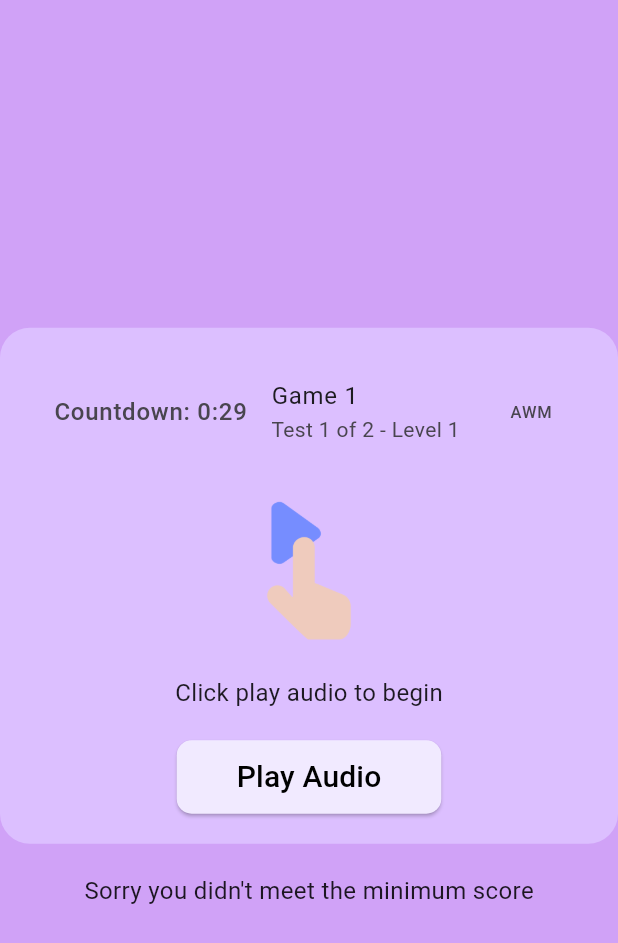
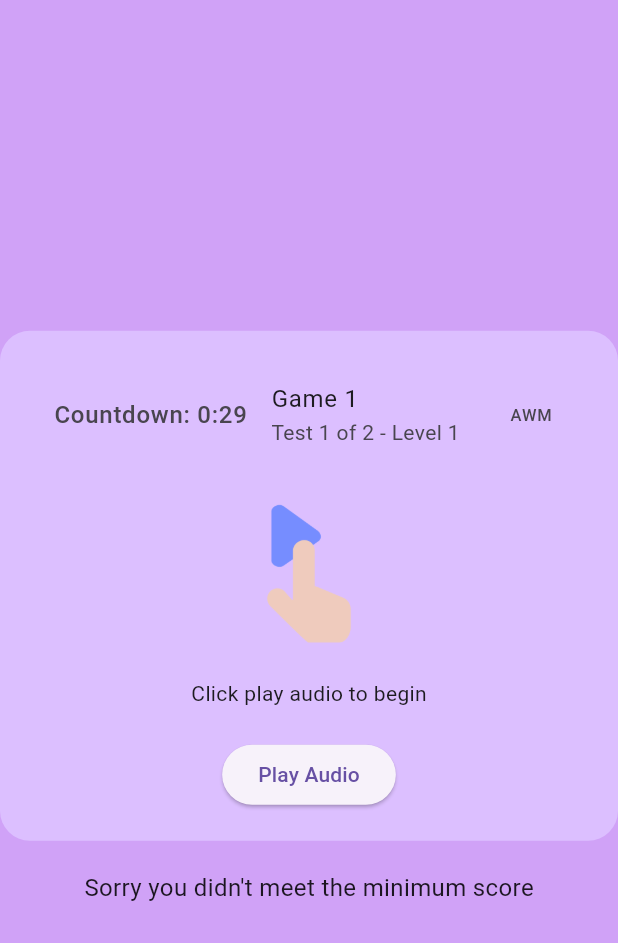
Before and after one commit to MohamedAlyMatar/Kids_App, a Flutter app: the GameOneTest screen opened by its route, on a phone screen of 412 x 824 dp. Shown: the top 943 px of the screen. Run offline on Flutter 3.47's test engine with Material 3 defaults, Android fonts, the phone set to English and light mode, and no system bars; our stand-ins replace audioplayers, bloc, equatable, flutter_bloc.

Commit message:
created a seperate widget class  for the audio player

```diff
--- a/lib/src/features/Game_One/presentation/pages/game_one_test.dart
+++ b/lib/src/features/Game_One/presentation/pages/game_one_test.dart
@@ -6,6 +6,7 @@ import 'package:kids_app/src/core/utils/assets_manager.dart';
 import 'package:kids_app/src/core/widgets/button1.dart';
 import 'package:kids_app/src/core/widgets/textDesc.dart';
 import 'package:kids_app/src/core/widgets/tileHeading.dart';
+import 'package:kids_app/src/features/Game_One/presentation/widgets/audio_player.dart';
 import 'package:kids_app/src/features/Game_One/presentation/widgets/timer.dart';
 
 class GameOneTest extends StatefulWidget {
@@ -15,11 +16,9 @@ class GameOneTest extends StatefulWidget {
 
 class _GameOneTestState extends State<GameOneTest> {
   int currentTest = 1;
-  int currentLevel = 1; // Track the current level
+  int currentLevel = 1;
   String resultMessage = "";
-  bool isAudioPlaying = false;
   bool showPictures = false;
-  late AudioPlayer audioPlayer;
   List<int> selectedPictureIndices = [];
   bool isAnswerSubmitted = false;
   List<int> correctAnswers = [0];
@@ -36,47 +35,11 @@ class _GameOneTestState extends State<GameOneTest> {
     ImgAssets.mango2,
   ];
 
-  @override
-  void initState() {
-    print(correctAnswers.length);
-    super.initState();
-    audioPlayer = AudioPlayer();
-    audioPlayer.setSourceAsset('assets/audios/mango.mp3');
-  }
-
-  @override
-  void dispose() {
-    audioPlayer.dispose();
-    super.dispose();
-  }
-
-  void playAudio() async {
+  void onAudioComplete() {
     setState(() {
-      isAudioPlaying = true;
-      resultMessage = "Audio is playing, listen carefully...";
-      showPictures = false;
-      selectedPictureIndices.clear();
-      isAnswerSubmitted = false;
+      showPictures = true;
+      resultMessage = "Choose the correct images.";
     });
-
-    try {
-      await audioPlayer.play(AssetSource('audios/mango.mp3'));
-
-      audioPlayer.onPlayerComplete.listen((_) {
-        if (mounted) {
-          setState(() {
-            isAudioPlaying = false;
-            showPictures = true;
-            resultMessage = "Choose the correct images.";
-          });
-        }
-      });
-    } catch (e) {
-      setState(() {
-        isAudioPlaying = false;
-        resultMessage = "Error playing audio: $e";
-      });
-    }
   }
 
   void selectPicture(int index) {
@@ -127,11 +90,8 @@ class _GameOneTestState extends State<GameOneTest> {
       isAnswerSubmitted = false;
       userAnswers.clear();
 
-      // Increase the number of picture choices based on the level
       correctAnswers = List.generate(currentLevel + 1, (index) => index);
     });
-
-    // Navigator.pushNamed(context, Routes.gameOneTest);
   }
 
   bool checkAnswer() {
@@ -139,7 +99,6 @@ class _GameOneTestState extends State<GameOneTest> {
   }
 
   void onTimerEnd() {
-    // Handle what happens when the timer ends
     print("Timer has ended!");
   }
 
@@ -161,7 +120,7 @@ class _GameOneTestState extends State<GameOneTest> {
                 children: [
                   ListTile(
                     leading: CountdownTimer(
-                      initialTime: 30, // 30 seconds countdown
+                      initialTime: 30,
                       onTimerEnd: onTimerEnd,
                     ),
                     title: Text("Game 1"),
@@ -170,41 +129,21 @@ class _GameOneTestState extends State<GameOneTest> {
                     trailing: Text("AWM"),
                   ),
                   const SizedBox(height: 20),
-                  if (!isAudioPlaying && !showPictures) ...[
-                    Image.asset(
-                      ImgAssets.play,
-                      width: 100,
+                  if (!showPictures)
+                    AudioPlayerWidget(
+                      audioPath: 'audios/mango.mp3',
+                      onAudioComplete: onAudioComplete,
                     ),
-                    const SizedBox(height: 20),
-                    TextDesc(textDesc: "Click play audio to begin"),
-                    const SizedBox(height: 20),
-                    Button1(textButton: "Play Audio", onPressed: playAudio),
-                  ] else if (isAudioPlaying) ...[
-                    Image.asset(
-                      ImgAssets.listen,
-                      width: 100,
-                    ),
-                    const SizedBox(height: 20),
-                    const Text(
-                      "Audio is playing, listen carefully...",
-                      style: TextStyle(
-                        fontSize: 20,
-                        fontWeight: FontWeight.bold,
-                        color: Colors.red,
-                      ),
-                    ),
-                  ],
                   if (showPictures) ...[
                     GridView.builder(
                       gridDelegate:
                           const SliverGridDelegateWithFixedCrossAxisCount(
-                        crossAxisCount: 3, // Number of columns in the grid
-                        mainAxisSpacing: 10, // Spacing between rows
-                        crossAxisSpacing: 10, // Spacing between columns
-                        childAspectRatio: 3, // Aspect ratio for each grid item
+                        crossAxisCount: 3,
+                        mainAxisSpacing: 10,
+                        crossAxisSpacing: 10,
+                        childAspectRatio: 3,
                       ),
-                      itemCount:
-                          imageLength, // Use the length of the images list
+                      itemCount: imageLength,
                       shrinkWrap: true,
                       itemBuilder: (context, index) {
                         return InkWell(
@@ -224,7 +163,7 @@ class _GameOneTestState extends State<GameOneTest> {
                               borderRadius: BorderRadius.circular(10),
                             ),
                             child: Image.asset(
-                              images[index], // Use the image from the list
+                              images[index],
                               width: 50,
                             ),
                           ),
@@ -244,14 +183,14 @@ class _GameOneTestState extends State<GameOneTest> {
               ),
             ),
             const SizedBox(height: 20),
-            if (!isAudioPlaying && currentTest == 2 && checkAnswer()) ...[
+            if (!showPictures && currentTest == 2 && checkAnswer()) ...[
               Row(
                 mainAxisAlignment: MainAxisAlignment.spaceEvenly,
                 children: [
                   TextDesc(textDesc: "You passed this level!"),
                   Button1(
                     textButton: "Start the Next Level",
-                    onPressed: startNextLevel, // Updated onPressed
+                    onPressed: startNextLevel,
                   ),
                 ],
               ),
--- /dev/null
+++ b/lib/src/features/Game_One/presentation/widgets/audio_player.dart
@@ -0,0 +1,96 @@
+import 'package:flutter/material.dart';
+import 'package:audioplayers/audioplayers.dart';
+import 'package:kids_app/src/core/utils/assets_manager.dart';
+
+class AudioPlayerWidget extends StatefulWidget {
+  final String audioPath;
+  final Function onAudioComplete;
+
+  const AudioPlayerWidget({
+    Key? key,
+    required this.audioPath,
+    required this.onAudioComplete,
+  }) : super(key: key);
+
+  @override
+  _AudioPlayerWidgetState createState() => _AudioPlayerWidgetState();
+}
+
+class _AudioPlayerWidgetState extends State<AudioPlayerWidget> {
+  late AudioPlayer audioPlayer;
+  bool isAudioPlaying = false;
+
+  @override
+  void initState() {
+    super.initState();
+    audioPlayer = AudioPlayer();
+    audioPlayer.setSourceAsset(widget.audioPath);
+  }
+
+  @override
+  void dispose() {
+    audioPlayer.dispose();
+    super.dispose();
+  }
+
+  void playAudio() async {
+    setState(() {
+      isAudioPlaying = true;
+    });
+
+    try {
+      await audioPlayer.play(AssetSource(widget.audioPath));
+
+      audioPlayer.onPlayerComplete.listen((_) {
+        if (mounted) {
+          setState(() {
+            isAudioPlaying = false;
+          });
+          widget.onAudioComplete();
+        }
+      });
+    } catch (e) {
+      setState(() {
+        isAudioPlaying = false;
+      });
+      ScaffoldMessenger.of(context).showSnackBar(
+        SnackBar(content: Text("Error playing audio: $e")),
+      );
+    }
+  }
+
+  @override
+  Widget build(BuildContext context) {
+    return Column(
+      children: [
+        if (!isAudioPlaying) ...[
+          Image.asset(
+            ImgAssets.play, // Update with your play image asset
+            width: 100,
+          ),
+          const SizedBox(height: 20),
+          const Text("Click play audio to begin"),
+          const SizedBox(height: 20),
+          ElevatedButton(
+            onPressed: playAudio,
+            child: const Text("Play Audio"),
+          ),
+        ] else ...[
+          Image.asset(
+            ImgAssets.listen, // Update with your listen image asset
+            width: 100,
+          ),
+          const SizedBox(height: 20),
+          const Text(
+            "Audio is playing, listen carefully...",
+            style: TextStyle(
+              fontSize: 20,
+              fontWeight: FontWeight.bold,
+              color: Colors.red,
+            ),
+          ),
+        ],
+      ],
+    );
+  }
+}
```
